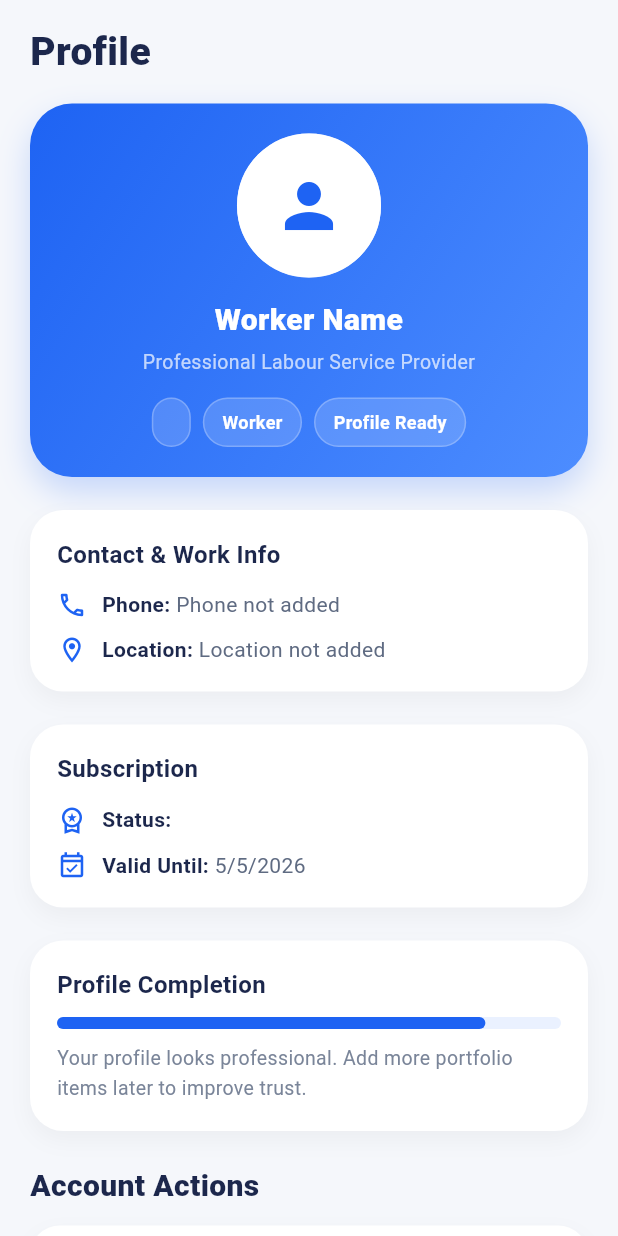
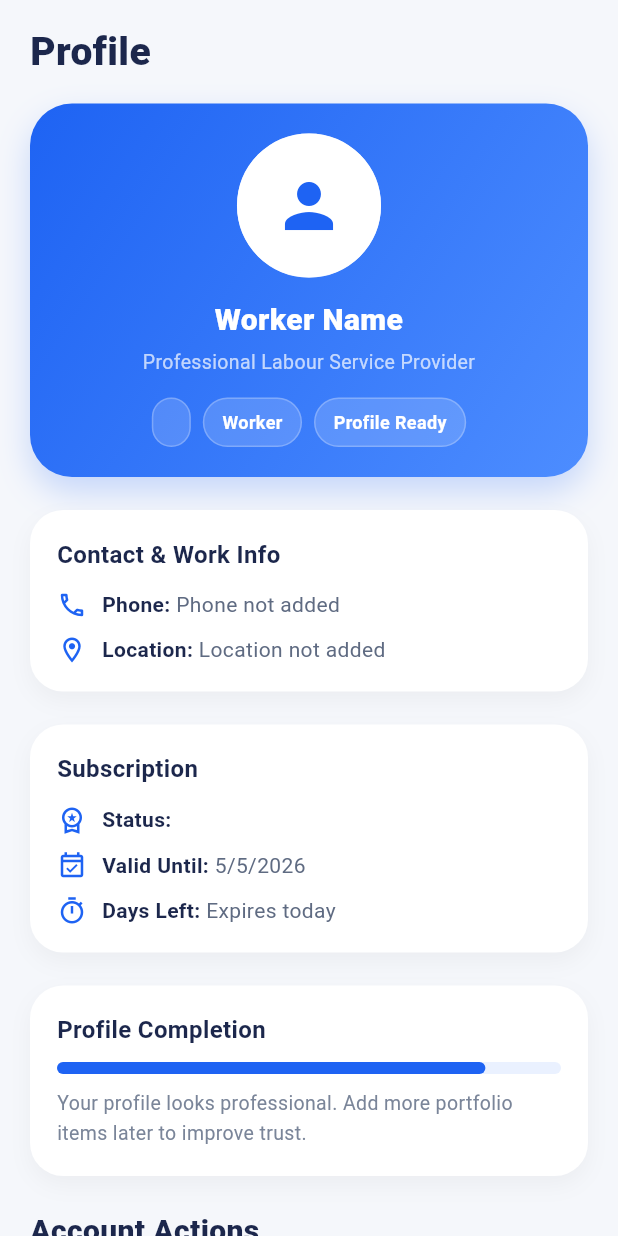
Before and after one commit to hibabinth/labourservices_marketplace, a Flutter app: the WorkerProfileScreen screen opened directly, on a phone screen of 412 x 824 dp. Run offline on Flutter 3.47's test engine with Material 3 defaults, Android fonts, the phone set to English and light mode, and no system bars; our stand-ins replace flutter_dotenv, google_sign_in, image_picker, supabase_flutter; accounts and stored records are empty.

Commit message:
show subscription days left in profile

```diff
--- a/lib/features/worker/view/worker_profile_screen.dart
+++ b/lib/features/worker/view/worker_profile_screen.dart
@@ -37,16 +37,35 @@ class _WorkerProfileScreenState extends State<WorkerProfileScreen> {
     return '${date.day}/${date.month}/${date.year}';
   }
 
+  String _getDaysLeft(String? value) {
+    if (value == null || value.trim().isEmpty) return 'Not available';
+
+    final endDate = DateTime.tryParse(value);
+    if (endDate == null) return 'Not available';
+
+    final now = DateTime.now();
+    final difference = endDate.difference(now).inDays;
+
+    if (difference < 0) return 'Expired';
+    if (difference == 0) return 'Expires today';
+
+    return '$difference day(s) left';
+  }
+
   @override
   Widget build(BuildContext context) {
     final vm = context.watch<AuthViewModel>();
     final data = vm.workerProfileData;
 
     final subscription = vm.workerSubscriptionData;
+    final rawEndDate = subscription?['end_date']?.toString();
+
     final subscriptionStatus = (subscription?['status'] ?? 'No Plan')
         .toString()
         .toUpperCase();
-    final endDate = _formatDate(subscription?['end_date']?.toString());
+
+    final endDate = _formatDate(rawEndDate);
+    final daysLeft = _getDaysLeft(rawEndDate);
 
     final fullName = (data?['full_name']?.toString().trim().isNotEmpty ?? false)
         ? data!['full_name'].toString()
@@ -175,32 +194,9 @@ class _WorkerProfileScreenState extends State<WorkerProfileScreen> {
 
                 const SizedBox(height: 22),
 
-                Container(
-                  width: double.infinity,
-                  padding: const EdgeInsets.all(18),
-                  decoration: BoxDecoration(
-                    color: Colors.white,
-                    borderRadius: BorderRadius.circular(22),
-                    boxShadow: [
-                      BoxShadow(
-                        color: Colors.black.withOpacity(0.04),
-                        blurRadius: 12,
-                        offset: const Offset(0, 6),
-                      ),
-                    ],
-                  ),
-                  child: Column(
-                    crossAxisAlignment: CrossAxisAlignment.start,
+                _ProfileInfoCard(
+                  title: 'Contact & Work Info',
                   children: [
-                      const Text(
-                        'Contact & Work Info',
-                        style: TextStyle(
-                          fontSize: 16,
-                          fontWeight: FontWeight.w700,
-                          color: Color(0xFF1C274C),
-                        ),
-                      ),
-                      const SizedBox(height: 12),
                     _InfoRow(
                       icon: Icons.phone_outlined,
                       label: 'Phone',
@@ -214,36 +210,12 @@ class _WorkerProfileScreenState extends State<WorkerProfileScreen> {
                     ),
                   ],
                 ),
-                ),
 
                 const SizedBox(height: 22),
 
-                Container(
-                  width: double.infinity,
-                  padding: const EdgeInsets.all(18),
-                  decoration: BoxDecoration(
-                    color: Colors.white,
-                    borderRadius: BorderRadius.circular(22),
-                    boxShadow: [
-                      BoxShadow(
-                        color: Colors.black.withOpacity(0.04),
-                        blurRadius: 12,
-                        offset: const Offset(0, 6),
-                      ),
-                    ],
-                  ),
-                  child: Column(
-                    crossAxisAlignment: CrossAxisAlignment.start,
+                _ProfileInfoCard(
+                  title: 'Subscription',
                   children: [
-                      const Text(
-                        'Subscription',
-                        style: TextStyle(
-                          fontSize: 16,
-                          fontWeight: FontWeight.w700,
-                          color: Color(0xFF1C274C),
-                        ),
-                      ),
-                      const SizedBox(height: 12),
                     _InfoRow(
                       icon: Icons.workspace_premium_outlined,
                       label: 'Status',
@@ -255,8 +227,13 @@ class _WorkerProfileScreenState extends State<WorkerProfileScreen> {
                       label: 'Valid Until',
                       value: endDate,
                     ),
+                    const SizedBox(height: 10),
+                    _InfoRow(
+                      icon: Icons.timer_outlined,
+                      label: 'Days Left',
+                      value: daysLeft,
+                    ),
                   ],
-                  ),
                 ),
 
                 const SizedBox(height: 22),
@@ -377,6 +354,47 @@ class _WorkerProfileScreenState extends State<WorkerProfileScreen> {
             ),
           ),
         ),
+      ),
+    );
+  }
+}
+
+class _ProfileInfoCard extends StatelessWidget {
+  final String title;
+  final List<Widget> children;
+
+  const _ProfileInfoCard({required this.title, required this.children});
+
+  @override
+  Widget build(BuildContext context) {
+    return Container(
+      width: double.infinity,
+      padding: const EdgeInsets.all(18),
+      decoration: BoxDecoration(
+        color: Colors.white,
+        borderRadius: BorderRadius.circular(22),
+        boxShadow: [
+          BoxShadow(
+            color: Colors.black.withOpacity(0.04),
+            blurRadius: 12,
+            offset: const Offset(0, 6),
+          ),
+        ],
+      ),
+      child: Column(
+        crossAxisAlignment: CrossAxisAlignment.start,
+        children: [
+          Text(
+            title,
+            style: const TextStyle(
+              fontSize: 16,
+              fontWeight: FontWeight.w700,
+              color: Color(0xFF1C274C),
+            ),
+          ),
+          const SizedBox(height: 12),
+          ...children,
+        ],
       ),
     );
   }
```
Lines whose indentation alone changed are shown as unchanged.
